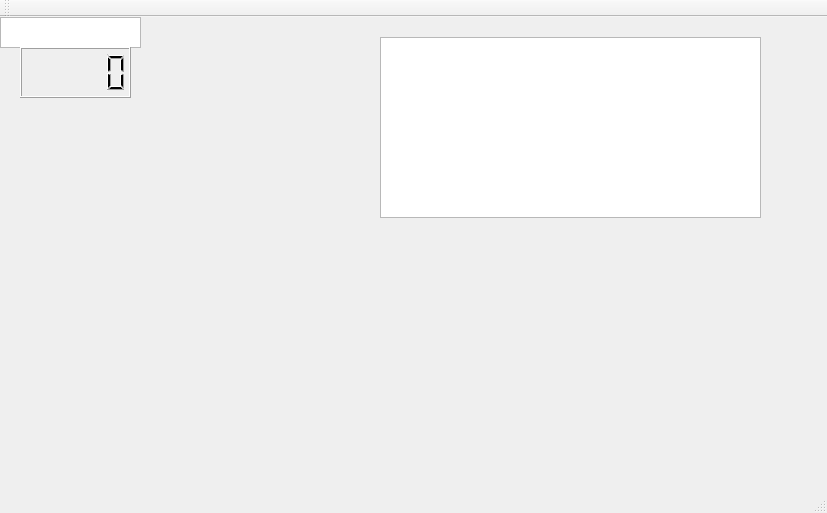
Above: perch-mon/mainwindow.ui from frostybash/Diplom_QT before the change. Below: the same form after it.
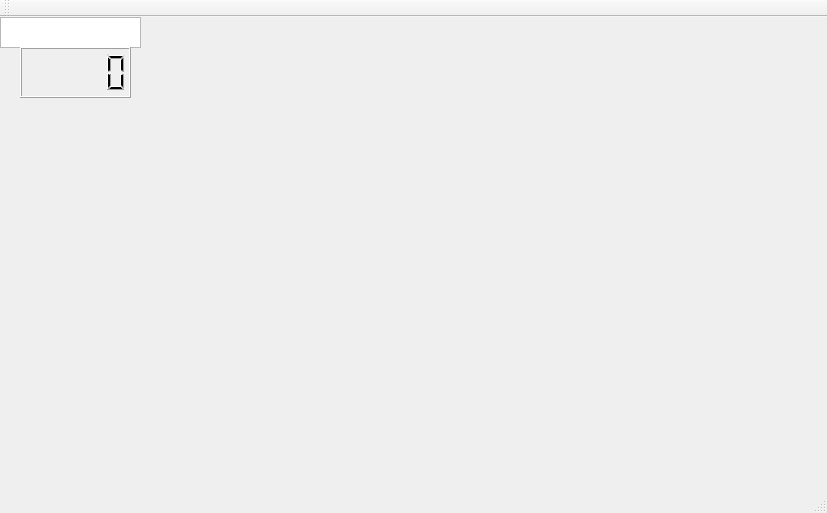
That is the form after the change. Custom widgets are drawn as their Qt base class.

```diff
--- a/perch-mon/mainwindow.ui
+++ b/perch-mon/mainwindow.ui
@@ -34,23 +34,13 @@
      </rect>
     </property>
    </widget>
-   <widget class="QTextEdit" name="textEdit_2">
-    <property name="geometry">
-     <rect>
-      <x>380</x>
-      <y>20</y>
-      <width>381</width>
-      <height>181</height>
-     </rect>
-    </property>
-   </widget>
    <widget class="chartclass" name="chart" native="true">
     <property name="geometry">
      <rect>
-      <x>130</x>
-      <y>200</y>
-      <width>120</width>
-      <height>80</height>
+      <x>260</x>
+      <y>60</y>
+      <width>441</width>
+      <height>351</height>
      </rect>
     </property>
    </widget>
```
